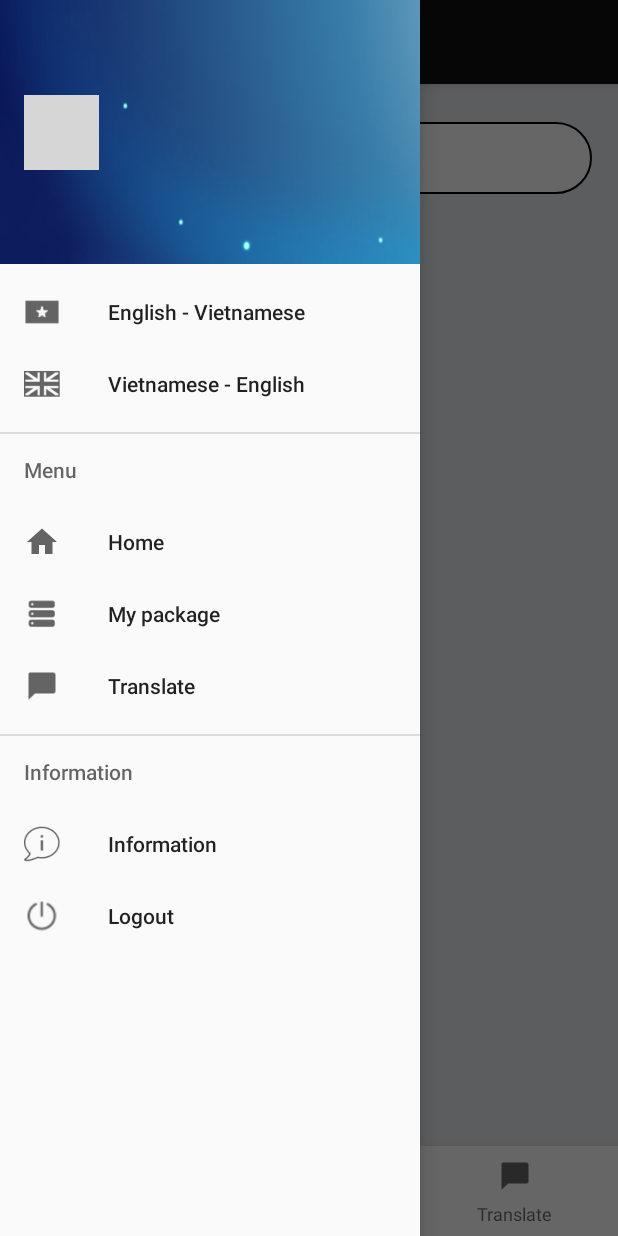
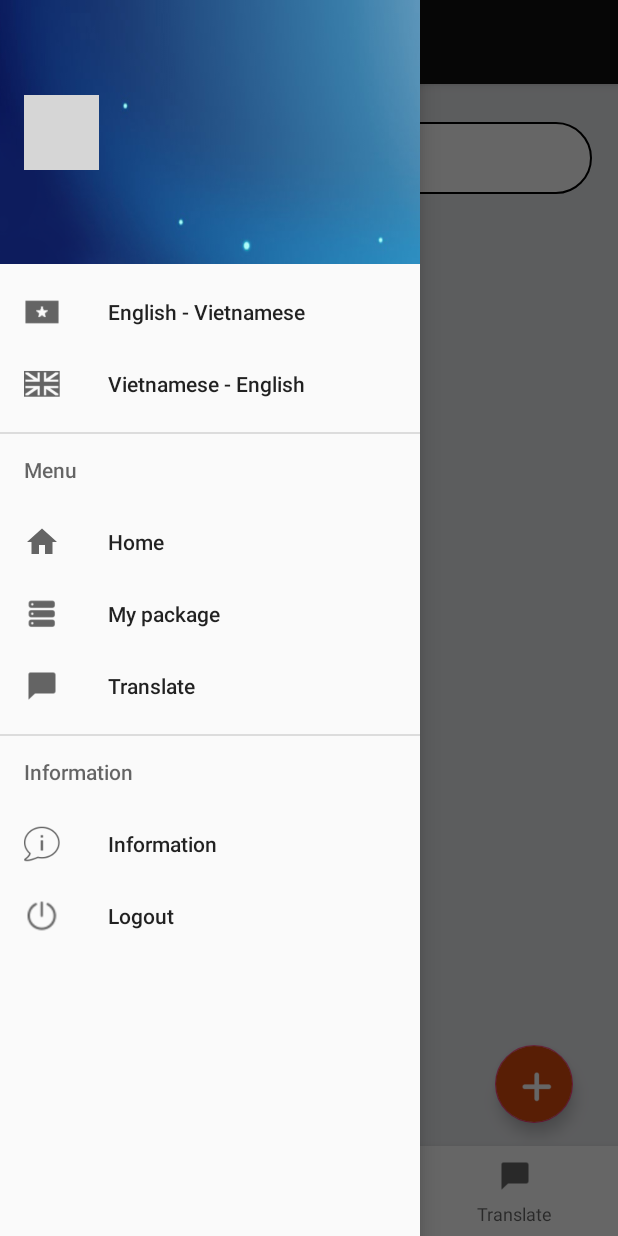
Before and after one commit to ktKhang/DictionaryOnline, an Android app: the screen it shows after launch once a user with an empty profile is signed in (HomeActivity), with the side drawer open, on a phone screen of 412 x 824 dp. Run offline under Robolectric (Android 15) with nearby library versions, the phone set to English and light mode, and no system bars; our stand-ins replace Firebase (no records; nobody signed in at launch, a user with empty details on screens opened directly), Picasso, Volley; libraries missing offline, so code that uses them is left out: com.facebook, com.facebook.appevents, com.facebook.login; network calls fail; pictures from the network do not load; 13 statements that could not run were skipped; grey boxes are pictures that could not be loaded.

Commit message:
update feature

```diff
--- /dev/null
+++ b/app/src/main/java/ltk_15110229/vn/edu/hcmute/vn/dictionaryonline/Constant.java
@@ -0,0 +1,5 @@
+package ltk_15110229.vn.edu.hcmute.vn.dictionaryonline;
+
+public interface Constant {
+    String API_URL = "192.168.1.29";
+}
--- a/app/src/main/java/ltk_15110229/vn/edu/hcmute/vn/dictionaryonline/MainActivity.java
+++ b/app/src/main/java/ltk_15110229/vn/edu/hcmute/vn/dictionaryonline/MainActivity.java
@@ -57,7 +57,7 @@ import static android.graphics.Color.WHITE;
 import static java.security.MessageDigest.getInstance;
 
 public class MainActivity extends AppCompatActivity {
-    String url = "http://172.20.10.9:8080/androidwebservice/insertAccount.php";
+    String url = "http://"+Constant.API_URL+":80/androidwebservice/insertAccount.php";
     private Button btnFacebook;
     TextView txtName;
     private CallbackManager callbackManager;
--- a/app/src/main/res/layout/fragment_home.xml
+++ b/app/src/main/res/layout/fragment_home.xml
@@ -2,10 +2,12 @@
 <RelativeLayout xmlns:android="http://schemas.android.com/apk/res/android"
     xmlns:app="http://schemas.android.com/apk/res-auto"
     xmlns:tools="http://schemas.android.com/tools"
+    android:id="@+id/home_fragment"
     android:layout_width="match_parent"
     android:layout_height="match_parent"
-    tools:context=".HomeFragment"
-    android:background="@color/searchview">
+    android:background="@color/searchview"
+    android:tag="fragment_home_tag"
+    tools:context=".HomeFragment">
 
     <!-- TODO: Update blank fragment layout -->
 
@@ -13,16 +15,16 @@
         android:id="@+id/search_view2"
         android:layout_width="match_parent"
         android:layout_height="wrap_content"
-        app:queryHint="@string/searchview"
+        android:layout_alignParentStart="true"
+        android:layout_alignParentLeft="true"
+        android:layout_alignParentTop="true"
+        android:layout_marginLeft="17dp"
+        android:layout_marginTop="25dp"
+        android:layout_marginRight="17dp"
+        android:background="@drawable/searchview_background"
         android:iconifiedByDefault="false"
-        android:layout_marginLeft="17dp"
-        android:layout_marginRight="17dp"
         android:paddingLeft="10dp"
         android:paddingRight="10dp"
-        android:layout_alignParentStart="true"
-        android:background="@drawable/searchview_background"
-        android:layout_alignParentTop="true"
-        android:layout_marginTop="25dp"
         app:floatingSearch_close_search_on_keyboard_dismiss="true"
         app:floatingSearch_leftActionMode="showHamburger"
         app:floatingSearch_searchBarMarginLeft="5dp"
@@ -31,20 +33,37 @@
         app:floatingSearch_searchHint="@string/searchview"
         app:floatingSearch_showSearchKey="true"
         app:floatingSearch_suggestionsListAnimDuration="250"
+        app:queryHint="@string/searchview"
         tools:layout_editor_absoluteX="8dp"
-        tools:layout_editor_absoluteY="8dp"
-        android:layout_alignParentLeft="true"/>
+        tools:layout_editor_absoluteY="8dp" />
 
     <ListView
         android:id="@+id/listviewWord"
         android:layout_width="match_parent"
         android:layout_height="match_parent"
+        android:layout_alignStart="@+id/search_view2"
         android:layout_alignLeft="@+id/search_view2"
         android:layout_alignParentTop="true"
-        android:layout_alignStart="@+id/search_view2"
+        android:layout_marginStart="-17dp"
         android:layout_marginLeft="17dp"
-        android:layout_marginRight="17dp"
-        android:layout_marginStart="-17dp"
-        android:layout_marginTop="72dp" />
+        android:layout_marginTop="72dp"
+        android:layout_marginRight="17dp" />
+
+    <android.support.design.widget.FloatingActionButton
+        android:id="@+id/btnAddWord"
+        android:layout_width="52dp"
+        android:layout_height="52dp"
+        android:layout_alignParentEnd="true"
+        android:layout_alignParentRight="true"
+        android:layout_alignParentBottom="true"
+        android:layout_marginEnd="30dp"
+        android:layout_marginRight="30dp"
+        android:layout_marginBottom="15dp"
+        android:backgroundTint="@color/floatingmenu"
+        android:clickable="true"
+        android:tint="@android:color/white"
+        app:fabSize="normal"
+        app:srcCompat="@drawable/add_pack"
+        tools:ignore="NotSibling" />
 
 </RelativeLayout>
--- a/app/src/main/res/values/strings.xml
+++ b/app/src/main/res/values/strings.xml
@@ -21,6 +21,7 @@
     <string name="yourpackages">My packages</string>
     <string name="headerAddToPackage">Choose package to add your word</string>
     <string name="addpackage">New package name</string>
+    <string name="addWord">New word</string>
     <string name="datecr">Created date: </string>
     <string name="notificationError">Package null! Please add words to this package to set daily notice </string>
     <string name="notification">Long click on this button to set daily notice</string>
```
Also changed, not shown: app/src/main/java/ltk_15110229/vn/edu/hcmute/vn/dictionaryonline/AddToPackageActivity.java (+4 -4 lines), app/src/main/java/ltk_15110229/vn/edu/hcmute/vn/dictionaryonline/HomeFragment.java (+112 -3 lines), app/src/main/java/ltk_15110229/vn/edu/hcmute/vn/dictionaryonline/MypackFragment.java (+9 -13 lines), app/src/main/java/ltk_15110229/vn/edu/hcmute/vn/dictionaryonline/PackageInfoActivity.java (+5 -5 lines), app/src/main/res/layout/dialog_add_word.xml (added, +55 -0 lines), 1 other file.
